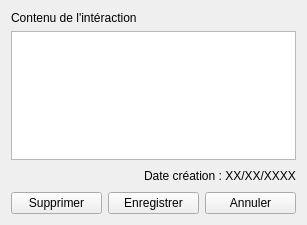
The window that cdaa/ui/interactioneditwindow.ui (Zoreph22/contact-manager) describes before a commit, drawn with Qt 5.
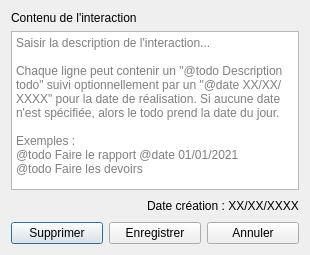
The same window after the commit.

```diff
--- a/cdaa/ui/interactioneditwindow.ui
+++ b/cdaa/ui/interactioneditwindow.ui
@@ -1,13 +1,13 @@
 <?xml version="1.0" encoding="UTF-8"?>
 <ui version="4.0">
  <class>InteractionEditWindow</class>
- <widget class="QWidget" name="InteractionEditWindow">
+ <widget class="QDialog" name="InteractionEditWindow">
   <property name="geometry">
    <rect>
     <x>0</x>
     <y>0</y>
-    <width>307</width>
-    <height>225</height>
+    <width>310</width>
+    <height>255</height>
    </rect>
   </property>
   <property name="windowTitle">
@@ -19,12 +19,25 @@
      <item>
       <widget class="QLabel" name="label">
        <property name="text">
-        <string>Contenu de l'intéraction</string>
+        <string>Contenu de l'interaction</string>
        </property>
       </widget>
      </item>
      <item>
-      <widget class="QTextEdit" name="textEdit"/>
+      <widget class="QTextEdit" name="textEdit">
+       <property name="acceptRichText">
+        <bool>false</bool>
+       </property>
+       <property name="placeholderText">
+        <string>Saisir la description de l'interaction...
+		
+Chaque ligne peut contenir un &quot;@todo Description todo&quot; suivi optionnellement par un &quot;@date XX/XX/XXXX&quot; pour la date de réalisation. Si aucune date n'est spécifiée, alors le todo prend la date du jour.
+
+Exemples :
+@todo Faire le rapport @date 01/01/2021
+@todo Faire les devoirs</string>
+       </property>
+      </widget>
      </item>
      <item>
       <layout class="QHBoxLayout" name="horizontalLayout">
```
Left out of the diff: 3 changed lines with no effect on the pictures.
